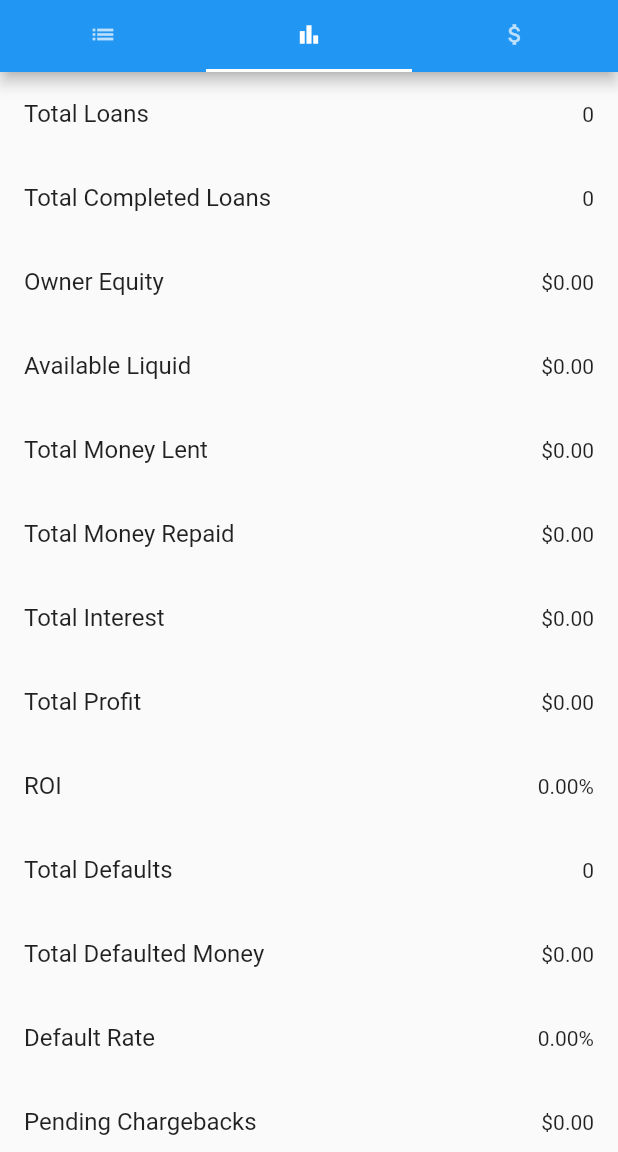
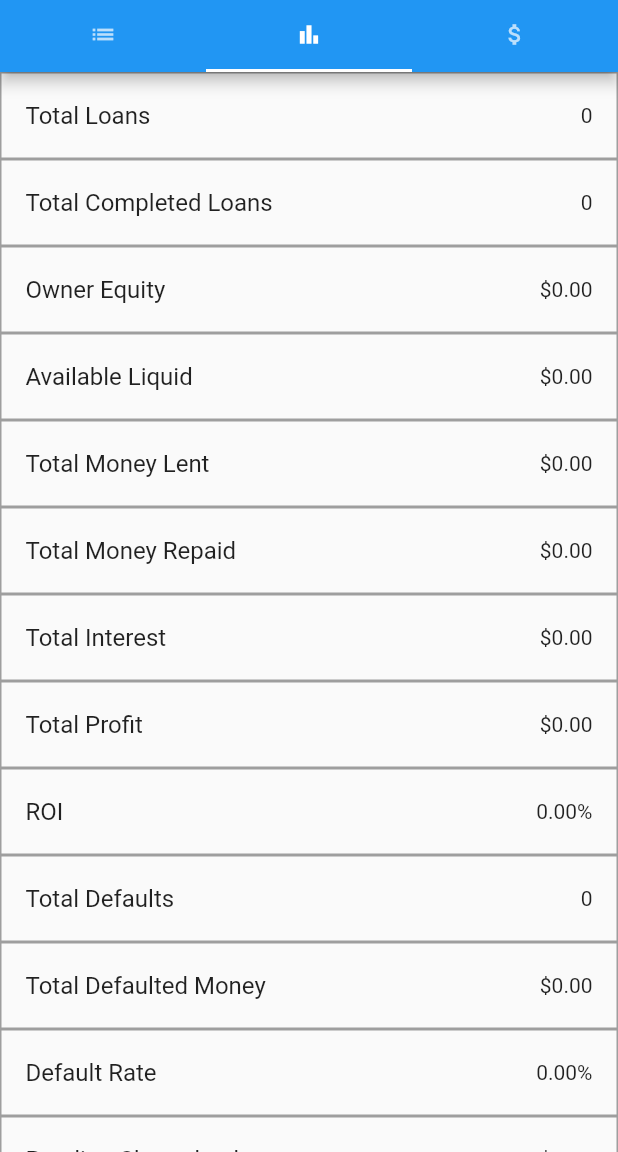
Before and after one commit to mkaramurzin/borrow-breeze, a Flutter app: the screen it shows once a user with an empty profile is signed in, tab 2 chosen, on a phone screen of 412 x 824 dp, the part 84-1236 px from its top. Run offline on Flutter 3.47's test engine with Material 2 defaults, Android fonts, the phone set to English and light mode, and no system bars; our stand-ins replace cloud_firestore, firebase_auth, firebase_core, flutter_spinkit; accounts and stored records are empty.

Commit message:
refactor(loan logic): add a dedicated desktop grid UI for the metrics tab

```diff
--- a/lib/screens/metrics_view.dart
+++ b/lib/screens/metrics_view.dart
@@ -10,12 +10,13 @@ class MetricsView extends StatelessWidget {
   @override
   Widget build(BuildContext context) {
     final AuthService _auth = AuthService();
-    return SingleChildScrollView(
-      child: Column(
-        crossAxisAlignment: CrossAxisAlignment.start,
-        children: [
-          _buildDataTile(context, "Total Loans",
-              Database(uid: _auth.user!.uid).getTotalLoans),
+    final database = Database(uid: _auth.user!.uid);
+    final logic = LoanLogic();
+
+    // List of metric tiles
+    List<Widget> metricTiles = [
+      _buildDataTile(
+          context, "Total Loans", Database(uid: _auth.user!.uid).getTotalLoans),
       _buildDataTile(context, "Total Completed Loans",
           Database(uid: _auth.user!.uid).getTotalCompletedLoans),
       _buildDataTile(context, "Owner Equity",
@@ -50,13 +51,40 @@ class MetricsView extends StatelessWidget {
           Database(uid: _auth.user!.uid).getProjectedProfit),
       _buildDataTile(
           context, "Projected ROI", LoanLogic().calculateProjectedROI),
-        ],
+    ];
+
+    return LayoutBuilder(
+      builder: (BuildContext context, BoxConstraints constraints) {
+        // Assume width > 800 is a desktop screen
+        if (constraints.maxWidth > 800) {
+          // Desktop Layout
+          return GridView.builder(
+            gridDelegate: SliverGridDelegateWithFixedCrossAxisCount(
+              crossAxisCount: 3,
+              mainAxisSpacing: 0,
+              crossAxisSpacing: 0,
+              childAspectRatio: 6,
             ),
+            itemCount: metricTiles.length,
+            itemBuilder: (context, index) => metricTiles[index],
+            padding: EdgeInsets.all(20),
+          );
+        } else {
+          // Mobile Layout
+          return SingleChildScrollView(
+            child: Column(
+              crossAxisAlignment: CrossAxisAlignment.start,
+              children: metricTiles,
+            ),
+          );
+        }
+      },
     );
   }
 
   Widget _buildDataTile(BuildContext context, String title,
       Future<dynamic> Function() dataFetcher) {
+    final BorderSide borderSide = BorderSide(color: Colors.grey, width: 1.0);
     return FutureBuilder<dynamic>(
       future: dataFetcher(),
       builder: (BuildContext context, AsyncSnapshot<dynamic> snapshot) {
@@ -86,9 +114,19 @@ class MetricsView extends StatelessWidget {
             dataText = 'Unknown Data Type';
           }
 
-          return ListTile(
+          return Container(
+            decoration: BoxDecoration(
+              border: Border(
+                top: borderSide,
+                right: borderSide,
+                bottom: borderSide,
+                left: borderSide,
+              ),
+            ),
+            child: ListTile(
               title: Text(title),
               trailing: Text(dataText),
+            ),
           );
         }
       },
```
Lines whose indentation alone changed are shown as unchanged.
